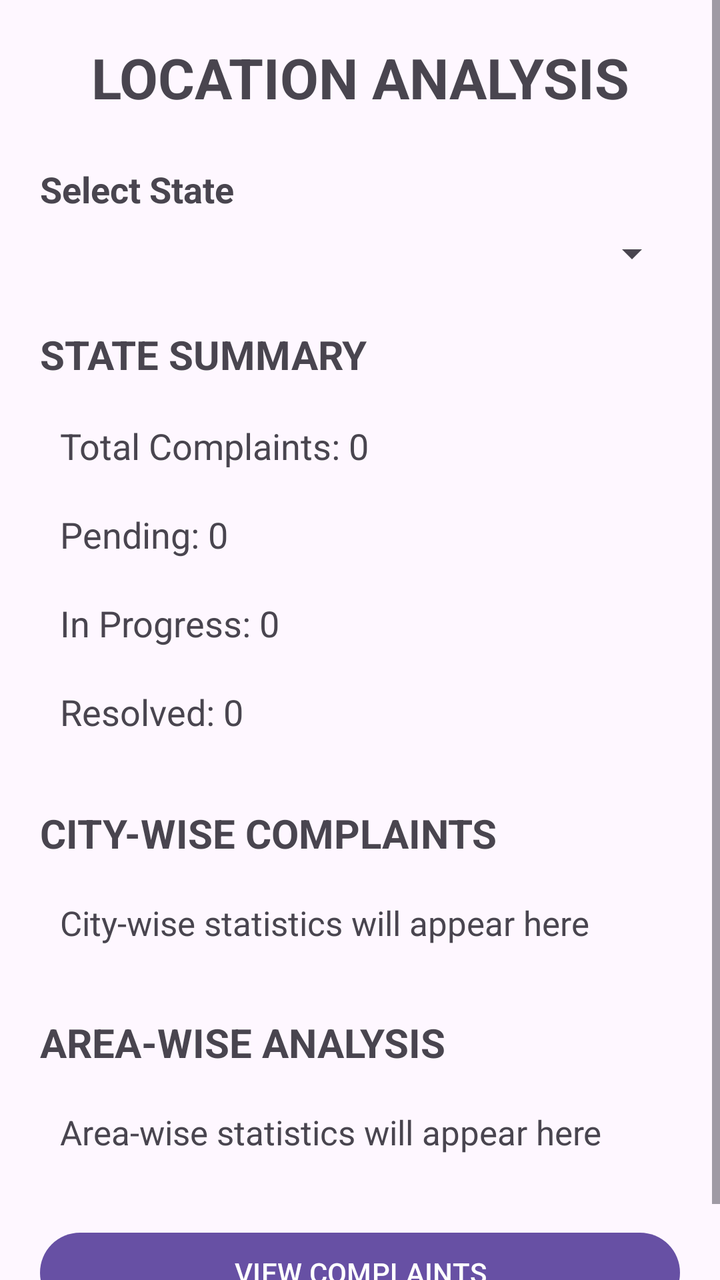
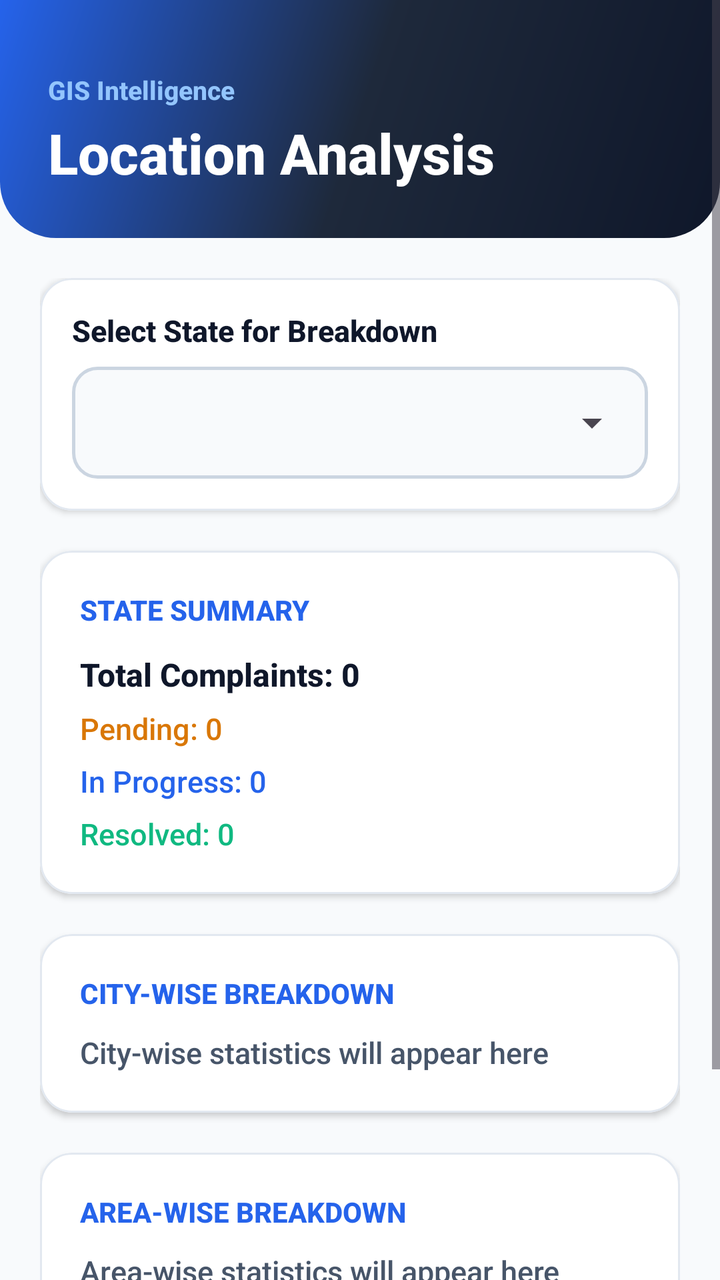

Before-and-after screenshots of an Android layout around one commit, followed by the original layout XML and the change that was made.
<!-- AndroidManifest.xml: application theme Theme.MADProject -->
<!-- res/layout/activity_location_analysis.xml -->
<?xml version="1.0" encoding="utf-8"?>
<ScrollView xmlns:android="http://schemas.android.com/apk/res/android"
    xmlns:tools="http://schemas.android.com/tools"
    android:id="@+id/main"
    android:layout_width="match_parent"
    android:layout_height="match_parent"
    android:fillViewport="true"
    tools:context=".LocationAnalysisActivity">

    <LinearLayout
        android:layout_width="match_parent"
        android:layout_height="wrap_content"
        android:orientation="vertical"
        android:padding="20dp">

        

        <TextView
            android:layout_width="match_parent"
            android:layout_height="wrap_content"
            android:text="LOCATION ANALYSIS"
            android:textSize="28sp"
            android:textStyle="bold"
            android:gravity="center"
            android:layout_marginBottom="25dp" />

        

        <TextView
            android:layout_width="wrap_content"
            android:layout_height="wrap_content"
            android:text="Select State"
            android:textSize="18sp"
            android:textStyle="bold"
            android:layout_marginBottom="8dp" />

        <Spinner
            android:id="@+id/stateSpinner"
            android:layout_width="match_parent"
            android:layout_height="wrap_content"
            android:layout_marginBottom="25dp" />

        

        <TextView
            android:layout_width="wrap_content"
            android:layout_height="wrap_content"
            android:text="STATE SUMMARY"
            android:textSize="20sp"
            android:textStyle="bold"
            android:layout_marginBottom="10dp" />

        <TextView
            android:id="@+id/totalTextView"
            android:layout_width="match_parent"
            android:layout_height="wrap_content"
            android:text="Total Complaints: 0"
            android:textSize="18sp"
            android:padding="10dp" />

        <TextView
            android:id="@+id/pendingTextView"
            android:layout_width="match_parent"
            android:layout_height="wrap_content"
            android:text="Pending: 0"
            android:textSize="18sp"
            android:padding="10dp" />

        <TextView
            android:id="@+id/inProgressTextView"
            android:layout_width="match_parent"
            android:layout_height="wrap_content"
            android:text="In Progress: 0"
            android:textSize="18sp"
            android:padding="10dp" />

        <TextView
            android:id="@+id/resolvedTextView"
            android:layout_width="match_parent"
            android:layout_height="wrap_content"
            android:text="Resolved: 0"
            android:textSize="18sp"
            android:padding="10dp"
            android:layout_marginBottom="25dp" />

        

        <TextView
            android:layout_width="wrap_content"
            android:layout_height="wrap_content"
            android:text="CITY-WISE COMPLAINTS"
            android:textSize="20sp"
            android:textStyle="bold"
            android:layout_marginBottom="10dp" />

        <TextView
            android:id="@+id/cityStatsTextView"
            android:layout_width="match_parent"
            android:layout_height="wrap_content"
            android:text="City-wise statistics will appear here"
            android:textSize="17sp"
            android:padding="10dp"
            android:layout_marginBottom="25dp" />

        

        <TextView
            android:layout_width="wrap_content"
            android:layout_height="wrap_content"
            android:text="AREA-WISE ANALYSIS"
            android:textSize="20sp"
            android:textStyle="bold"
            android:layout_marginBottom="10dp" />

        <TextView
            android:id="@+id/areaStatsTextView"
            android:layout_width="match_parent"
            android:layout_height="wrap_content"
            android:text="Area-wise statistics will appear here"
            android:textSize="17sp"
            android:padding="10dp"
            android:layout_marginBottom="25dp" />

        

        <Button
            android:id="@+id/viewComplaintsButton"
            android:layout_width="match_parent"
            android:layout_height="wrap_content"
            android:text="VIEW COMPLAINTS" />

    </LinearLayout>

</ScrollView>
<!-- resources referenced by this layout -->
<resources>
  <style name="Theme.MADProject" parent="Base.Theme.MADProject" />
  <style name="Base.Theme.MADProject" parent="Theme.Material3.DayNight.NoActionBar">
          
          
      </style>
</resources>

<!-- the commit's change to res/layout/activity_location_analysis.xml (unified diff, before → after) -->
@@ -1,134 +1,245 @@
 <?xml version="1.0" encoding="utf-8"?>
 <ScrollView xmlns:android="http://schemas.android.com/apk/res/android"
+    xmlns:app="http://schemas.android.com/apk/res-auto"
     xmlns:tools="http://schemas.android.com/tools"
     android:id="@+id/main"
     android:layout_width="match_parent"
     android:layout_height="match_parent"
     android:fillViewport="true"
+    android:background="@color/background"
     tools:context=".LocationAnalysisActivity">
 
     <LinearLayout
         android:layout_width="match_parent"
         android:layout_height="wrap_content"
-        android:orientation="vertical"
-        android:padding="20dp">
+        android:orientation="vertical">
 
         
-
-        <TextView
+        <LinearLayout
             android:layout_width="match_parent"
             android:layout_height="wrap_content"
-            android:text="LOCATION ANALYSIS"
-            android:textSize="28sp"
-            android:textStyle="bold"
-            android:gravity="center"
-            android:layout_marginBottom="25dp" />
-
-        
-
-        <TextView
-            android:layout_width="wrap_content"
-            android:layout_height="wrap_content"
-            android:text="Select State"
-            android:textSize="18sp"
-            android:textStyle="bold"
-            android:layout_marginBottom="8dp" />
-
-        <Spinner
-            android:id="@+id/stateSpinner"
+            android:orientation="vertical"
+            android:background="@drawable/bg_gradient_header"
+            android:paddingStart="24dp"
+            android:paddingEnd="24dp"
+            android:paddingTop="36dp"
+            android:paddingBottom="24dp">
+
+            <TextView
+                android:layout_width="wrap_content"
+                android:layout_height="wrap_content"
+                android:text="GIS Intelligence"
+                android:textSize="13sp"
+                android:textColor="#93C5FD"
+                android:textStyle="bold" />
+
+            <TextView
+                android:layout_width="match_parent"
+                android:layout_height="wrap_content"
+                android:text="Location Analysis"
+                android:textSize="28sp"
+                android:textStyle="bold"
+                android:textColor="@color/white"
+                android:layout_marginTop="4dp" />
+        </LinearLayout>
+
+        <LinearLayout
             android:layout_width="match_parent"
             android:layout_height="wrap_content"
-            android:layout_marginBottom="25dp" />
-
-        
-
-        <TextView
-            android:layout_width="wrap_content"
-            android:layout_height="wrap_content"
-            android:text="STATE SUMMARY"
-            android:textSize="20sp"
-            android:textStyle="bold"
-            android:layout_marginBottom="10dp" />
-
-        <TextView
-            android:id="@+id/totalTextView"
-            android:layout_width="match_parent"
-            android:layout_height="wrap_content"
-            android:text="Total Complaints: 0"
-            android:textSize="18sp"
-            android:padding="10dp" />
-
-        <TextView
-            android:id="@+id/pendingTextView"
-            android:layout_width="match_parent"
-            android:layout_height="wrap_content"
-            android:text="Pending: 0"
-            android:textSize="18sp"
-            android:padding="10dp" />
-
-        <TextView
-            android:id="@+id/inProgressTextView"
-            android:layout_width="match_parent"
-            android:layout_height="wrap_content"
-            android:text="In Progress: 0"
-            android:textSize="18sp"
-            android:padding="10dp" />
-
-        <TextView
-            android:id="@+id/resolvedTextView"
-            android:layout_width="match_parent"
-            android:layout_height="wrap_content"
-            android:text="Resolved: 0"
-            android:textSize="18sp"
-            android:padding="10dp"
-            android:layout_marginBottom="25dp" />
-
-        
-
-        <TextView
-            android:layout_width="wrap_content"
-            android:layout_height="wrap_content"
-            android:text="CITY-WISE COMPLAINTS"
-            android:textSize="20sp"
-            android:textStyle="bold"
-            android:layout_marginBottom="10dp" />
-
-        <TextView
-            android:id="@+id/cityStatsTextView"
-            android:layout_width="match_parent"
-            android:layout_height="wrap_content"
-            android:text="City-wise statistics will appear here"
-            android:textSize="17sp"
-            android:padding="10dp"
-            android:layout_marginBottom="25dp" />
-
-        
-
-        <TextView
-            android:layout_width="wrap_content"
-            android:layout_height="wrap_content"
-            android:text="AREA-WISE ANALYSIS"
-            android:textSize="20sp"
-            android:textStyle="bold"
-            android:layout_marginBottom="10dp" />
-
-        <TextView
-            android:id="@+id/areaStatsTextView"
-            android:layout_width="match_parent"
-            android:layout_height="wrap_content"
-            android:text="Area-wise statistics will appear here"
-            android:textSize="17sp"
-            android:padding="10dp"
-            android:layout_marginBottom="25dp" />
-
-        
-
-        <Button
-            android:id="@+id/viewComplaintsButton"
-            android:layout_width="match_parent"
-            android:layout_height="wrap_content"
-            android:text="VIEW COMPLAINTS" />
-
+            android:orientation="vertical"
+            android:padding="20dp">
+
+            
+            <com.google.android.material.card.MaterialCardView
+                android:layout_width="match_parent"
+                android:layout_height="wrap_content"
+                android:layout_marginBottom="20dp"
+                app:cardCornerRadius="16dp"
+                app:cardElevation="2dp"
+                app:cardBackgroundColor="@color/surface"
+                app:strokeColor="@color/card_stroke"
+                app:strokeWidth="1dp">
+
+                <LinearLayout
+                    android:layout_width="match_parent"
+                    android:layout_height="wrap_content"
+                    android:orientation="vertical"
+                    android:padding="16dp">
+
+                    <TextView
+                        android:layout_width="wrap_content"
+                        android:layout_height="wrap_content"
+                        android:text="Select State for Breakdown"
+                        android:textSize="15sp"
+                        android:textStyle="bold"
+                        android:textColor="@color/text_primary"
+                        android:layout_marginBottom="8dp" />
+
+                    <FrameLayout
+                        android:layout_width="match_parent"
+                        android:layout_height="wrap_content"
+                        android:background="@drawable/bg_input_box"
+                        android:padding="4dp">
+
+                        <Spinner
+                            android:id="@+id/stateSpinner"
+                            android:layout_width="match_parent"
+                            android:layout_height="48dp" />
+                    </FrameLayout>
+                </LinearLayout>
+            </com.google.android.material.card.MaterialCardView>
+
+            
+            <com.google.android.material.card.MaterialCardView
+                android:layout_width="match_parent"
+                android:layout_height="wrap_content"
+                android:layout_marginBottom="20dp"
+                app:cardCornerRadius="16dp"
+                app:cardElevation="2dp"
+                app:cardBackgroundColor="@color/surface"
+                app:strokeColor="@color/card_stroke"
+                app:strokeWidth="1dp">
+
+                <LinearLayout
+                    android:layout_width="match_parent"
+                    android:layout_height="wrap_content"
+                    android:orientation="vertical"
+                    android:padding="20dp">
+
+                    <TextView
+                        android:layout_width="wrap_content"
+                        android:layout_height="wrap_content"
+                        android:text="STATE SUMMARY"
+                        android:textSize="14sp"
+                        android:textStyle="bold"
+                        android:textColor="@color/secondary"
+                        android:layout_marginBottom="12dp" />
+
+                    <TextView
+                        android:id="@+id/totalTextView"
+                        android:layout_width="match_parent"
+                        android:layout_height="wrap_content"
+                        android:text="Total Complaints: 0"
+                        android:textSize="16sp"
+                        android:textStyle="bold"
+                        android:textColor="@color/text_primary"
+                        android:layout_marginBottom="6dp" />
+
+                    <TextView
+                        android:id="@+id/pendingTextView"
+                        android:layout_width="match_parent"
+                        android:layout_height="wrap_content"
+                        android:text="Pending: 0"
+                        android:textSize="15sp"
+                        android:textColor="@color/status_pending"
+                        android:layout_marginBottom="6dp" />
+
+                    <TextView
+                        android:id="@+id/inProgressTextView"
+                        android:layout_width="match_parent"
+                        android:layout_height="wrap_content"
+                        android:text="In Progress: 0"
+                        android:textSize="15sp"
+                        android:textColor="@color/status_in_progress"
+                        android:layout_marginBottom="6dp" />
+
+                    <TextView
+                        android:id="@+id/resolvedTextView"
+                        android:layout_width="match_parent"
+                        android:layout_height="wrap_content"
+                        android:text="Resolved: 0"
+                        android:textSize="15sp"
+                        android:textColor="@color/status_resolved" />
+                </LinearLayout>
+            </com.google.android.material.card.MaterialCardView>
+
+            
+            <com.google.android.material.card.MaterialCardView
+                android:layout_width="match_parent"
+                android:layout_height="wrap_content"
+                android:layout_marginBottom="20dp"
+                app:cardCornerRadius="16dp"
+                app:cardElevation="2dp"
+                app:cardBackgroundColor="@color/surface"
+                app:strokeColor="@color/card_stroke"
+                app:strokeWidth="1dp">
+
+                <LinearLayout
+                    android:layout_width="match_parent"
+                    android:layout_height="wrap_content"
+                    android:orientation="vertical"
+                    android:padding="20dp">
+
+                    <TextView
+                        android:layout_width="wrap_content"
+                        android:layout_height="wrap_content"
+                        android:text="CITY-WISE BREAKDOWN"
+                        android:textSize="14sp"
+                        android:textStyle="bold"
+                        android:textColor="@color/secondary"
+                        android:layout_marginBottom="10dp" />
+
+                    <TextView
+                        android:id="@+id/cityStatsTextView"
+                        android:layout_width="match_parent"
+                        android:layout_height="wrap_content"
+                        android:text="City-wise statistics will appear here"
+                        android:textSize="15sp"
+                        android:textColor="@color/text_secondary"
+                        android:lineSpacingExtra="4dp" />
+                </LinearLayout>
+            </com.google.android.material.card.MaterialCardView>
+
+            
+            <com.google.android.material.card.MaterialCardView
+                android:layout_width="match_parent"
+                android:layout_height="wrap_content"
+                android:layout_marginBottom="24dp"
+                app:cardCornerRadius="16dp"
+                app:cardElevation="2dp"
+                app:cardBackgroundColor="@color/surface"
+                app:strokeColor="@color/card_stroke"
+                app:strokeWidth="1dp">
+
+                <LinearLayout
+                    android:layout_width="match_parent"
+                    android:layout_height="wrap_content"
+                    android:orientation="vertical"
+                    android:padding="20dp">
+
+                    <TextView
+                        android:layout_width="wrap_content"
+                        android:layout_height="wrap_content"
+                        android:text="AREA-WISE BREAKDOWN"
+                        android:textSize="14sp"
+                        android:textStyle="bold"
+                        android:textColor="@color/secondary"
+                        android:layout_marginBottom="10dp" />
+
+                    <TextView
+                        android:id="@+id/areaStatsTextView"
+                        android:layout_width="match_parent"
+                        android:layout_height="wrap_content"
+                        android:text="Area-wise statistics will appear here"
+                        android:textSize="15sp"
+                        android:textColor="@color/text_secondary"
+                        android:lineSpacingExtra="4dp" />
+                </LinearLayout>
+            </com.google.android.material.card.MaterialCardView>
+
+            
+            <com.google.android.material.button.MaterialButton
+                android:id="@+id/viewComplaintsButton"
+                android:layout_width="match_parent"
+                android:layout_height="wrap_content"
+                android:text="VIEW STATE COMPLAINTS"
+                android:textSize="15sp"
+                android:textStyle="bold"
+                android:paddingTop="14dp"
+                android:paddingBottom="14dp"
+                app:cornerRadius="14dp"
+                android:backgroundTint="@color/secondary" />
+
+        </LinearLayout>
     </LinearLayout>
-
 </ScrollView>
<!-- resource entries referenced after the edit -->
@@ -1,9 +1,55 @@
 <!-- resources referenced by this layout -->
 <resources>
+  <color name="background">#F8FAFC</color>
+  <color name="card_stroke">#E2E8F0</color>
+  <color name="secondary">#2563EB</color>
+  <color name="status_in_progress">#2563EB</color>
+  <color name="status_pending">#D97706</color>
+  <color name="status_resolved">#10B981</color>
+  <color name="surface">#FFFFFF</color>
+  <color name="text_primary">#0F172A</color>
+  <color name="text_secondary">#475569</color>
+  <color name="white">#FFFFFF</color>
+  <!-- drawable bg_gradient_header (drawable) -->
+  <?xml version="1.0" encoding="utf-8"?>
+  <shape xmlns:android="http://schemas.android.com/apk/res/android"
+      android:shape="rectangle">
+      <gradient
+          android:angle="135"
+          android:startColor="#0F172A"
+          android:centerColor="#1E293B"
+          android:endColor="#2563EB"
+          android:type="linear" />
+      <corners
+          android:bottomLeftRadius="28dp"
+          android:bottomRightRadius="28dp" />
+  </shape>
+  <!-- drawable bg_input_box (drawable) -->
+  <?xml version="1.0" encoding="utf-8"?>
+  <shape xmlns:android="http://schemas.android.com/apk/res/android"
+      android:shape="rectangle">
+      <solid android:color="#F8FAFC" />
+      <corners android:radius="12dp" />
+      <stroke
+          android:width="1.5dp"
+          android:color="#CBD5E1" />
+  </shape>
   <style name="Theme.MADProject" parent="Base.Theme.MADProject" />
   <style name="Base.Theme.MADProject" parent="Theme.Material3.DayNight.NoActionBar">
-          
-          
+          <item name="colorPrimary">@color/primary</item>
+          <item name="colorOnPrimary">@color/text_on_primary</item>
+          <item name="colorPrimaryContainer">@color/primary_container</item>
+          <item name="colorSecondary">@color/secondary</item>
+          <item name="colorSecondaryContainer">@color/secondary_container</item>
+          <item name="colorTertiary">@color/tertiary</item>
+          <item name="android:statusBarColor">@color/primary</item>
+          <item name="android:windowBackground">@color/background</item>
+          <item name="android:fontFamily">sans-serif-medium</item>
       </style>
+  <color name="primary">#0F172A</color>
+  <color name="text_on_primary">#FFFFFF</color>
+  <color name="primary_container">#1E293B</color>
+  <color name="secondary_container">#DBEAFE</color>
+  <color name="tertiary">#7C3AED</color>
 </resources>
 
